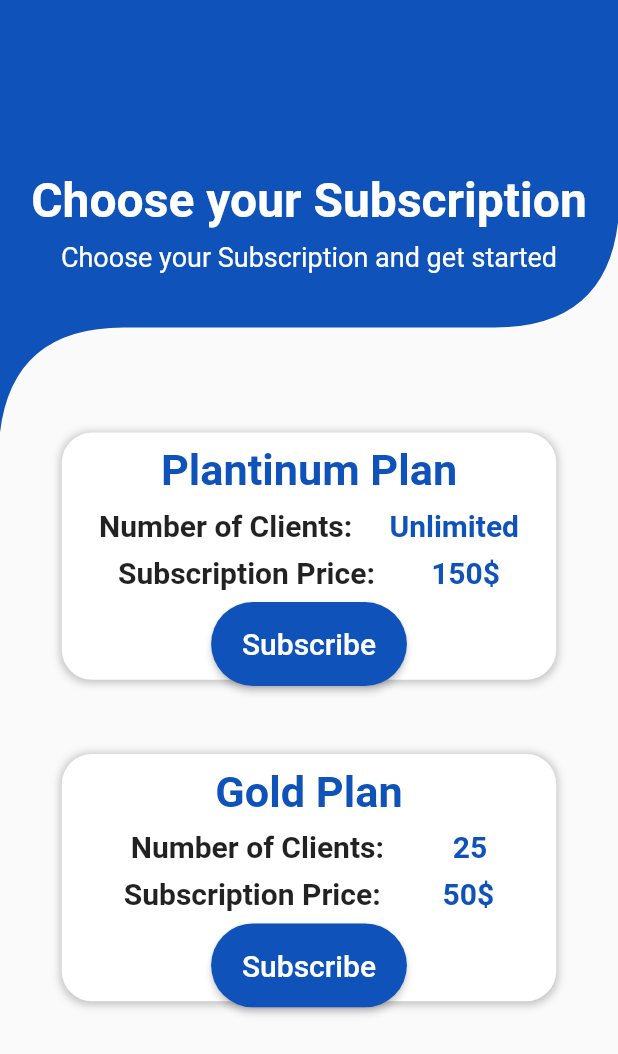
After one commit to MZubairNaeem/coaching-App---Mobile, a Flutter app: the CoachAppSub screen opened directly, on a phone screen of 412 x 824 dp. The commit adds this screen. Shown: the top 1054 px of the screen. Run offline on Flutter 3.47's test engine with Material 2 defaults, Android fonts, the phone set to English and light mode, and no system bars; our stand-ins replace chewie, cloud_firestore, dotted_line, file_picker, firebase_auth, firebase_core and 13 more; missing offline and left inert: flutter_paypal, video_thumbnail; accounts and stored records are empty.

Commit message:
paypal subs added in coach side/ expect real keys

```diff
--- /dev/null
+++ b/lib/models/coach_app_sub.dart
@@ -0,0 +1,38 @@
+import 'package:cloud_firestore/cloud_firestore.dart';
+
+class CoachAppSubModel {
+  String? coachId;
+  String? subscriptionType;
+  Timestamp? startDate;
+  Timestamp? endDate;
+  int? noOfClients;
+  String? status;
+
+  CoachAppSubModel({
+    this.coachId,
+    this.subscriptionType,
+    this.startDate,
+    this.endDate,
+    this.noOfClients,
+    this.status,
+  });
+
+  CoachAppSubModel.fromMap(Map<String, dynamic> map) {
+    coachId = map['coachId'];
+    subscriptionType = map['subscriptionType'];
+    startDate = map['startDate'];
+    endDate = map['endDate'];
+    noOfClients = map['noOfClients'];
+    status = map['status'];
+  }
+  Map<String, dynamic> toMap() {
+    return {
+      'coachId': coachId,
+      'subscriptionType': subscriptionType,
+      'startDate': startDate,
+      'endDate': endDate,
+      'noOfClients': noOfClients,
+      'status': status,
+    };
+  }
+}
--- a/lib/views/navscreens/profile.dart
+++ b/lib/views/navscreens/profile.dart
@@ -20,7 +20,7 @@ class Profile extends StatefulWidget {
 class _ProfileState extends State<Profile> {
   //  final FirebaseAuth _auth = FirebaseAuth.instance;
   // User? userr = _auth.currentUser;
-  User? user =  FirebaseAuth.instance.currentUser;
+  User? user = FirebaseAuth.instance.currentUser;
   @override
   Widget build(BuildContext context) {
     double screenHeight = MediaQuery.of(context).size.height;
@@ -47,7 +47,7 @@ class _ProfileState extends State<Profile> {
                     child: Column(
                       mainAxisAlignment: MainAxisAlignment.end,
                       children: [
-                         Text(
+                        const Text(
                           "Profile",
                           style: TextStyle(
                               fontSize: 28,
--- /dev/null
+++ b/lib/views/subscription/coach_app_subscription/coach_app_sub.dart
@@ -0,0 +1,185 @@
+import 'package:coachingapp/widgets/sub-card.dart';
+import 'package:flutter/material.dart';
+import 'package:flutter_paypal/flutter_paypal.dart';
+
+import '../../../utils/colors.dart';
+import '../../../widgets/custom_background.dart';
+import '../../../widgets/snackbar.dart';
+
+class CoachAppSub extends StatefulWidget {
+  const CoachAppSub({super.key});
+
+  @override
+  State<CoachAppSub> createState() => _CoachAppSubState();
+}
+
+class _CoachAppSubState extends State<CoachAppSub> {
+  @override
+  Widget build(BuildContext context) {
+    final size = MediaQuery.of(context).size;
+    return Scaffold(
+      body: Column(
+        children: [
+          Stack(
+            children: [
+              ClipPath(
+                clipper: CustomClipperPath(),
+                child: Container(
+                  padding:
+                      const EdgeInsets.only(top: 50.0, left: 15.0, right: 15.0),
+                  decoration: BoxDecoration(
+                    color: AppColors().primaryColor,
+                  ),
+                  height: MediaQuery.of(context).size.height * 0.35,
+                  width: MediaQuery.of(context).size.width,
+                  child: Column(
+                    mainAxisAlignment: MainAxisAlignment.center,
+                    children: [
+                      const Text(
+                        "Choose your Subscription",
+                        style: TextStyle(
+                            color: Colors.white,
+                            fontSize: 32,
+                            fontWeight: FontWeight.bold),
+                      ),
+                      SizedBox(
+                        height: size.height * 0.01,
+                      ),
+                      const Text(
+                        "Choose your Subscription and get started",
+                        style: TextStyle(
+                          color: Colors.white,
+                          fontSize: 18,
+                        ),
+                      ),
+                      SizedBox(
+                        height: size.height * 0.05,
+                      )
+                    ],
+                  ),
+                ),
+              ),
+            ],
+          ),
+          SubCard(
+            onPressed: () {
+              Navigator.of(context).push(
+                MaterialPageRoute(
+                  builder: (BuildContext context) => UsePaypal(
+                      sandboxMode: true,
+                      clientId:
+                          "AeRfsFBbxWC5ysDTazhuqPy18roGOfYIvB_AHPSXQB_JBamO5OWpacEwj-INbqwkkJDGGu1_QVBDgf2X",
+                      secretKey:
+                          "EIwq-8cS9DUnXTG0YF36QN3Xp8CWVtJr8M7J4mnPtxvMcULC4b0bECA69GgSCGyBvTFk2eClDdphvf9I",
+                      returnURL: "https://samplesite.com/return",
+                      cancelURL: "https://samplesite.com/cancel",
+                      transactions: const [
+                        {
+                          "amount": {
+                            "total": '150',
+                            "currency": "USD",
+                            "details": {
+                              "subtotal": '150',
+                              "shipping": '0',
+                              "shipping_discount": 0
+                            }
+                          },
+                          "description": "The payment transaction description.",
+                          // "payment_options": {
+                          //   "allowed_payment_method":
+                          //       "INSTANT_FUqNDING_SOURCE"
+                          // },
+                          "item_list": {
+                            "items": [
+                              {
+                                "name": "A demo product",
+                                "quantity": 1,
+                                "price": '150',
+                                "currency": "USD"
+                              }
+                            ],
+                          }
+                        }
+                      ],
+                      note: "Contact us for any questions on your order.",
+                      onSuccess: (Map params) async {
+                        showSnackBar(context, "onSuccess: $params");
+                      },
+                      onError: (error) {
+                        showSnackBar(context, "onError: $error");
+                      },
+                      onCancel: (params) {
+                        showSnackBar(context, "cancelled: $params");
+                      }),
+                ),
+              );
+            },
+            price: "150\$",
+            heading: "Plantinum Plan",
+            noOfClients: "Unlimited",
+          ),
+          SizedBox(
+            height: size.height * 0.06,
+          ),
+          SubCard(
+            onPressed: () {
+              Navigator.of(context).push(
+                MaterialPageRoute(
+                  builder: (BuildContext context) => UsePaypal(
+                      sandboxMode: true,
+                      clientId:
+                          "AeRfsFBbxWC5ysDTazhuqPy18roGOfYIvB_AHPSXQB_JBamO5OWpacEwj-INbqwkkJDGGu1_QVBDgf2X",
+                      secretKey:
+                          "EIwq-8cS9DUnXTG0YF36QN3Xp8CWVtJr8M7J4mnPtxvMcULC4b0bECA69GgSCGyBvTFk2eClDdphvf9I",
+                      returnURL: "https://samplesite.com/return",
+                      cancelURL: "https://samplesite.com/cancel",
+                      transactions: const [
+                        {
+                          "amount": {
+                            "total": '50',
+                            "currency": "USD",
+                            "details": {
+                              "subtotal": '50',
+                              "shipping": '0',
+                              "shipping_discount": 0
+                            }
+                          },
+                          "description": "The payment transaction description.",
+                          // "payment_options": {
+                          //   "allowed_payment_method":
+                          //       "INSTANT_FUqNDING_SOURCE"
+                          // },
+                          "item_list": {
+                            "items": [
+                              {
+                                "name": "A demo product",
+                                "quantity": 1,
+                                "price": '50',
+                                "currency": "USD"
+                              }
+                            ],
+                          }
+                        }
+                      ],
+                      note: "Contact us for any questions on your order.",
+                      onSuccess: (Map params) async {
+                        showSnackBar(context, "onSuccess: $params");
+                      },
+                      onError: (error) {
+                        showSnackBar(context, "onError: $error");
+                      },
+                      onCancel: (params) {
+                        showSnackBar(context, "cancelled: $params");
+                      }),
+                ),
+              );
+            },
+            price: "50\$",
+            heading: "Gold Plan",
+            noOfClients: "25",
+          ),
+        ],
+      ),
+    );
+  }
+}
--- /dev/null
+++ b/lib/widgets/sub-card.dart
@@ -0,0 +1,123 @@
+import 'package:coachingapp/widgets/large_button_blue.dart';
+import 'package:flutter/material.dart';
+import '../utils/colors.dart';
+
+class SubCard extends StatelessWidget {
+  final VoidCallback? onPressed;
+  final String price;
+  final String heading;
+  final String noOfClients;
+
+  const SubCard({
+    Key? key,
+    this.onPressed,
+    required this.price,
+    required this.heading,
+    required this.noOfClients,
+  }) : super(key: key);
+
+  @override
+  Widget build(BuildContext context) {
+    final size = MediaQuery.of(context).size;
+    return Container(
+      width: size.width * 0.8,
+      height: size.height * 0.2,
+      alignment: Alignment.center,
+      decoration: BoxDecoration(
+        color: AppColors().whiteColor,
+        boxShadow: [
+          BoxShadow(
+            color: Colors.grey.withOpacity(0.6),
+            spreadRadius: 1,
+            blurRadius: 4,
+            offset: const Offset(0, 1), // changes position of shadow
+          ),
+        ],
+        borderRadius: const BorderRadius.all(Radius.circular(20)),
+      ),
+      child: Column(
+        children: [
+          SizedBox(
+            height: size.height * 0.01,
+          ),
+          Text(
+            heading,
+            style: TextStyle(
+              color: AppColors().primaryColor,
+              fontSize: size.width * 0.07,
+              fontWeight: FontWeight.bold,
+            ),
+          ),
+          SizedBox(
+            height: size.height * 0.01,
+          ),
+          Row(
+            mainAxisAlignment: MainAxisAlignment.spaceEvenly,
+            children: [
+              const Text(
+                "Number of Clients:",
+                style: TextStyle(
+                  color: Colors.black87,
+                  fontSize: 20,
+                  fontWeight: FontWeight.bold,
+                ),
+              ),
+              Text(
+                noOfClients,
+                style: TextStyle(
+                  color: AppColors().primaryColor,
+                  fontSize: 20,
+                  fontWeight: FontWeight.bold,
+                ),
+              ),
+            ],
+          ),
+          SizedBox(
+            height: size.height * 0.01,
+          ),
+          Row(
+            mainAxisAlignment: MainAxisAlignment.spaceEvenly,
+            children: [
+              const Text(
+                "Subscription Price:",
+                style: TextStyle(
+                  color: Colors.black87,
+                  fontSize: 20,
+                  fontWeight: FontWeight.bold,
+                ),
+              ),
+              Text(
+                price,
+                style: TextStyle(
+                  color: AppColors().primaryColor,
+                  fontSize: 20,
+                  fontWeight: FontWeight.bold,
+                ),
+              ),
+            ],
+          ),
+          SizedBox(
+            height: size.height * 0.01,
+          ),
+          ElevatedButton(
+            onPressed: onPressed,
+            style: ElevatedButton.styleFrom(
+              backgroundColor: AppColors().primaryColor,
+              shape: RoundedRectangleBorder(
+                borderRadius: BorderRadius.circular(50),
+              ),
+              padding: EdgeInsets.symmetric(
+                vertical: size.height * 0.02,
+                horizontal: size.width * 0.05,
+              ),
+            ),
+            child: const Text(
+              'Subscribe',
+              style: TextStyle(color: Colors.white, fontSize: 20),
+            ),
+          ),
+        ],
+      ),
+    );
+  }
+}
--- a/pubspec.yaml
+++ b/pubspec.yaml
@@ -48,6 +48,7 @@ dependencies:
   intl: ^0.18.1
   roundcheckbox: ^2.0.5
   fluttertoast: ^8.2.2
+  flutter_paypal: ^0.2.0
 
 flutter_native_splash:
   android: true
```
Also changed, not shown: lib/main.dart (+19 -2 lines), lib/providers/firebase_helper.dart (+12 -0 lines), lib/viewmodels/auth.dart (+13 -0 lines), lib/views/auth/login.dart (+23 -3 lines), lib/views/navscreens/coach_profile/coach_profile_preview.dart (+30 -0 lines), pubspec.lock.
